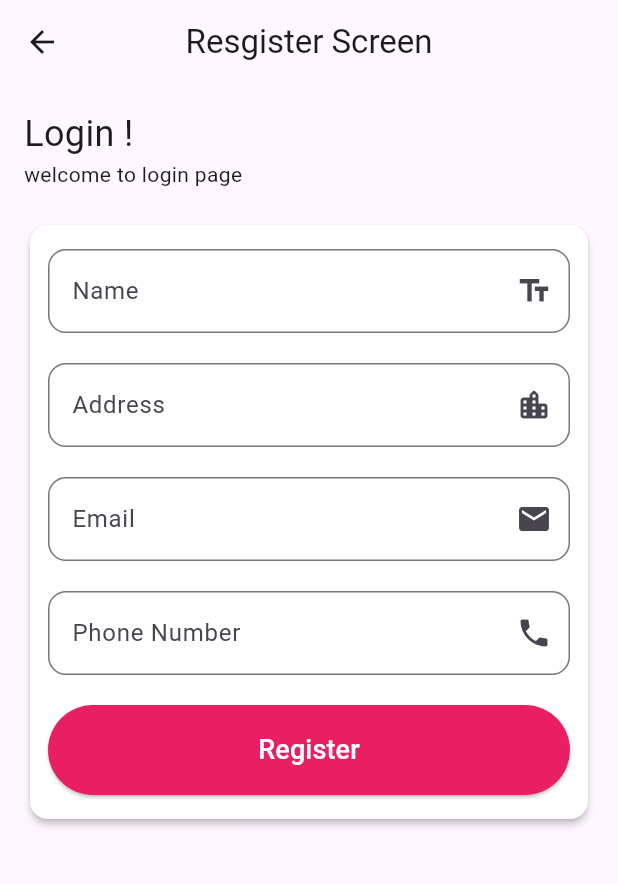
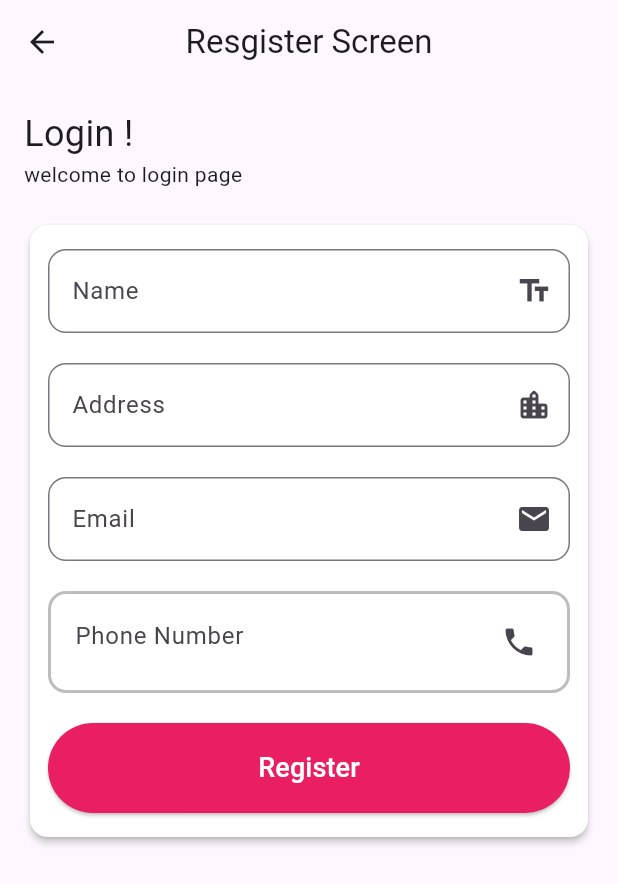
Before and after one commit to sandip7778/FlutterCourse, a Flutter app: the RegisterScreen screen opened directly, on a phone screen of 412 x 824 dp. Shown: the top 884 px of the screen. Run offline on Flutter 3.47's test engine with Material 3 defaults, Android fonts, the phone set to English and light mode, and no system bars; network calls fail.

```diff
--- a/lib/Screen/LoginScreen.dart
+++ b/lib/Screen/LoginScreen.dart
@@ -69,9 +69,9 @@ class _LoginscreenState extends State<Loginscreen> {
                           SizedBox(height: 20,),
                           ElevatedWidget(
                               onPressed: (){
-                                Navigator.push(context, MaterialPageRoute(builder: (context) => Firstapp()),);
+                                Navigator.pushReplacement(context, MaterialPageRoute(builder: (context) => Firstapp()),);
                               },
-                              title: "Register",
+                              title: "Login",
                               color: Colors.red
                           ),
                           SizedBox(height: 20,),
--- a/lib/Screen/RegisterScreen.dart
+++ b/lib/Screen/RegisterScreen.dart
@@ -1,7 +1,10 @@
 import 'package:flutter/material.dart';
 import 'package:testapp/Screen/Firstapp.dart';
+import 'package:testapp/Screen/HomeScreen.dart';
 import 'package:testapp/Widget/Button/ElevatedWidget.dart';
 import 'package:testapp/Widget/InputWidget/InputField.dart';
+
+import '../Widget/InputWidget/CustomInput.dart';
 class RegisterScreen extends StatefulWidget {
   const RegisterScreen({super.key});
 
@@ -43,16 +46,15 @@ class _RegisterScreenState extends State<RegisterScreen> {
                           SizedBox(height: 20,),
                           InputField(hintText: "Email ", icon: Icons.email),
                           SizedBox(height: 20,),
-                          InputField(hintText: "Phone Number ", icon: Icons.phone),
+                          CustomInput(hintText: "Phone Number", icon: Icons.phone),
                           SizedBox(height: 20,),
                           ElevatedWidget(
                               onPressed: (){
-                                Navigator.push(context, MaterialPageRoute(builder: (context) => Firstapp()),);
+                                Navigator.pushAndRemoveUntil(context, MaterialPageRoute(builder: (context) => HomeScreen()),(route)=>false);
                               },
                               title: "Register",
                               color: Colors.pink
                           )
-
                         ],
                       ),
                     ),
--- /dev/null
+++ b/lib/Widget/InputWidget/CustomInput.dart
@@ -0,0 +1,33 @@
+import 'package:flutter/material.dart';
+class CustomInput extends StatelessWidget {
+  final String hintText;
+  final IconData icon;
+
+  const CustomInput({
+    required this.hintText,
+    required this.icon,
+    super.key
+  });
+
+  @override
+  Widget build(BuildContext context) {
+    return Container(
+      decoration: BoxDecoration(
+        borderRadius: BorderRadius.circular(12),
+        color: Colors.white70,
+        border: Border.all(color: Colors.black26,width: 2)
+      ),
+      child: Padding(
+        padding: const EdgeInsets.only(left: 16,top: 8,right: 8,bottom: 8),
+        child: TextField(
+            decoration: InputDecoration(
+                hintText: hintText,
+                border: InputBorder.none,
+                suffixIcon: Icon(icon),
+
+            )
+        ),
+      )
+    );
+  }
+}
```
Also changed, not shown: lib/HomePage.dart (deleted, +0 -17 lines), lib/Screen/HomeScreen.dart (added, +59 -0 lines).
